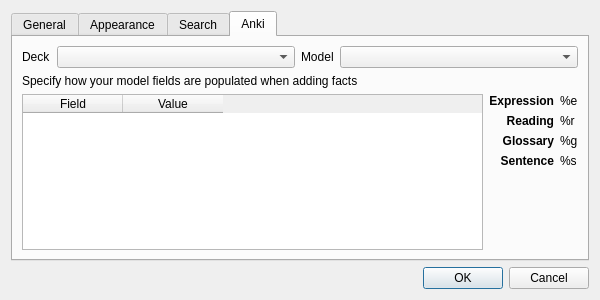
FooSoft/yomichan-anki, file ui/preferences.ui: the form before one commit.
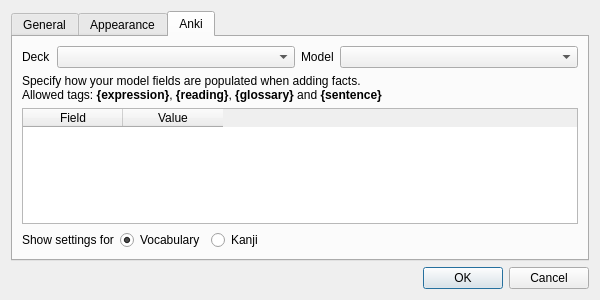
The form after the commit. The open tabs and pages were chosen to show the change.

Diff of the .ui file:
```diff
--- a/ui/preferences.ui
+++ b/ui/preferences.ui
@@ -108,72 +108,13 @@
        </item>
       </layout>
      </widget>
-     <widget class="QWidget" name="tabSearch">
-      <attribute name="title">
-       <string>Search</string>
-      </attribute>
-      <layout class="QHBoxLayout" name="horizontalLayout_2">
-       <item>
-        <layout class="QFormLayout" name="formLayout">
-         <item row="0" column="0">
-          <widget class="QLabel" name="label_5">
-           <property name="text">
-            <string>Maximum scan length</string>
-           </property>
-          </widget>
-         </item>
-         <item row="0" column="1">
-          <widget class="QSpinBox" name="spinSearchScanMax">
-           <property name="minimum">
-            <number>1</number>
-           </property>
-          </widget>
-         </item>
-         <item row="1" column="0">
-          <widget class="QLabel" name="label_6">
-           <property name="text">
-            <string>Maximum result count</string>
-           </property>
-          </widget>
-         </item>
-         <item row="1" column="1">
-          <widget class="QSpinBox" name="spinSearchResultMax">
-           <property name="minimum">
-            <number>1</number>
-           </property>
-          </widget>
-         </item>
-         <item row="2" column="0" colspan="2">
-          <widget class="QCheckBox" name="checkSearchGroupByExp">
-           <property name="text">
-            <string>Group results by expression</string>
-           </property>
-          </widget>
-         </item>
-        </layout>
-       </item>
-       <item>
-        <spacer name="horizontalSpacer">
-         <property name="orientation">
-          <enum>Qt::Horizontal</enum>
-         </property>
-         <property name="sizeHint" stdset="0">
-          <size>
-           <width>423</width>
-           <height>20</height>
-          </size>
-         </property>
-        </spacer>
-       </item>
-      </layout>
-     </widget>
      <widget class="QWidget" name="tabAnki">
       <attribute name="title">
        <string>Anki</string>
       </attribute>
-      <layout class="QVBoxLayout" name="verticalLayout_5">
+      <layout class="QVBoxLayout" name="verticalLayout_2">
        <item>
-        <layout class="QHBoxLayout" name="horizontalLayout_4">
+        <layout class="QHBoxLayout" name="horizontalLayout_3">
          <item>
           <widget class="QLabel" name="label_13">
            <property name="text">
@@ -213,138 +154,62 @@
        <item>
         <widget class="QLabel" name="label_11">
          <property name="text">
-          <string>Specify how your model fields are populated when adding facts</string>
+          <string>&lt;html&gt;&lt;head/&gt;&lt;body&gt;&lt;p&gt;Specify how your model fields are populated when adding facts.&lt;br /&gt;Allowed tags: &lt;strong&gt;{expression}&lt;/strong&gt;, &lt;strong&gt;{reading}&lt;/strong&gt;, &lt;strong&gt;{glossary}&lt;/strong&gt; and &lt;strong&gt;{sentence}&lt;/p&gt;&lt;/body&gt;&lt;/html&gt;</string>
          </property>
         </widget>
        </item>
        <item>
-        <layout class="QHBoxLayout" name="horizontalLayout_3">
+        <widget class="QTableWidget" name="tableFields">
+         <column>
+          <property name="text">
+           <string>Field</string>
+          </property>
+         </column>
+         <column>
+          <property name="text">
+           <string>Value</string>
+          </property>
+         </column>
+        </widget>
+       </item>
+       <item>
+        <layout class="QHBoxLayout" name="horizontalLayout_2">
          <item>
-          <widget class="QTableWidget" name="tableAnkiFields">
-           <column>
-            <property name="text">
-             <string>Field</string>
-            </property>
-           </column>
-           <column>
-            <property name="text">
-             <string>Value</string>
-            </property>
-           </column>
+          <widget class="QLabel" name="label">
+           <property name="text">
+            <string>Show settings for</string>
+           </property>
           </widget>
          </item>
          <item>
-          <layout class="QVBoxLayout" name="verticalLayout_2">
-           <item>
-            <layout class="QGridLayout" name="gridLayout">
-             <item row="0" column="1">
-              <widget class="QLabel" name="label_7">
-               <property name="text">
-                <string>%e</string>
-               </property>
-              </widget>
-             </item>
-             <item row="1" column="0">
-              <widget class="QLabel" name="label_2">
-               <property name="font">
-                <font>
-                 <weight>75</weight>
-                 <bold>true</bold>
-                </font>
-               </property>
-               <property name="text">
-                <string>Reading</string>
-               </property>
-               <property name="alignment">
-                <set>Qt::AlignRight|Qt::AlignTrailing|Qt::AlignVCenter</set>
-               </property>
-              </widget>
-             </item>
-             <item row="2" column="0">
-              <widget class="QLabel" name="label_3">
-               <property name="font">
-                <font>
-                 <weight>75</weight>
-                 <bold>true</bold>
-                </font>
-               </property>
-               <property name="text">
-                <string>Glossary</string>
-               </property>
-               <property name="alignment">
-                <set>Qt::AlignRight|Qt::AlignTrailing|Qt::AlignVCenter</set>
-               </property>
-              </widget>
-             </item>
-             <item row="2" column="1">
-              <widget class="QLabel" name="label_9">
-               <property name="text">
-                <string>%g</string>
-               </property>
-              </widget>
-             </item>
-             <item row="3" column="0">
-              <widget class="QLabel" name="label_4">
-               <property name="font">
-                <font>
-                 <weight>75</weight>
-                 <bold>true</bold>
-                </font>
-               </property>
-               <property name="text">
-                <string>Sentence</string>
-               </property>
-               <property name="alignment">
-                <set>Qt::AlignRight|Qt::AlignTrailing|Qt::AlignVCenter</set>
-               </property>
-              </widget>
-             </item>
-             <item row="3" column="1">
-              <widget class="QLabel" name="label_10">
-               <property name="text">
-                <string>%s</string>
-               </property>
-              </widget>
-             </item>
-             <item row="1" column="1">
-              <widget class="QLabel" name="label_8">
-               <property name="text">
-                <string>%r</string>
-               </property>
-              </widget>
-             </item>
-             <item row="0" column="0">
-              <widget class="QLabel" name="label">
-               <property name="font">
-                <font>
-                 <weight>75</weight>
-                 <bold>true</bold>
-                </font>
-               </property>
-               <property name="text">
-                <string>Expression</string>
-               </property>
-               <property name="alignment">
-                <set>Qt::AlignRight|Qt::AlignTrailing|Qt::AlignVCenter</set>
-               </property>
-              </widget>
-             </item>
-            </layout>
-           </item>
-           <item>
-            <spacer name="verticalSpacer_2">
-             <property name="orientation">
-              <enum>Qt::Vertical</enum>
-             </property>
-             <property name="sizeHint" stdset="0">
-              <size>
-               <width>20</width>
-               <height>40</height>
-              </size>
-             </property>
-            </spacer>
-           </item>
-          </layout>
+          <widget class="QRadioButton" name="radioButtonSettingsVocab">
+           <property name="text">
+            <string>Vocabulary</string>
+           </property>
+           <property name="checked">
+            <bool>true</bool>
+           </property>
+          </widget>
+         </item>
+         <item>
+          <widget class="QRadioButton" name="radioButtonSettingsKanji">
+           <property name="text">
+            <string>Kanji</string>
+           </property>
+          </widget>
+         </item>
+         <item>
+          <spacer name="horizontalSpacer">
+           <property name="orientation">
+            <enum>Qt::Horizontal</enum>
+           </property>
+           <property name="sizeHint" stdset="0">
+            <size>
+             <width>40</width>
+             <height>20</height>
+            </size>
+           </property>
+          </spacer>
          </item>
         </layout>
        </item>
```
Left out of the diff: 70 changed lines with no effect on the pictures.
